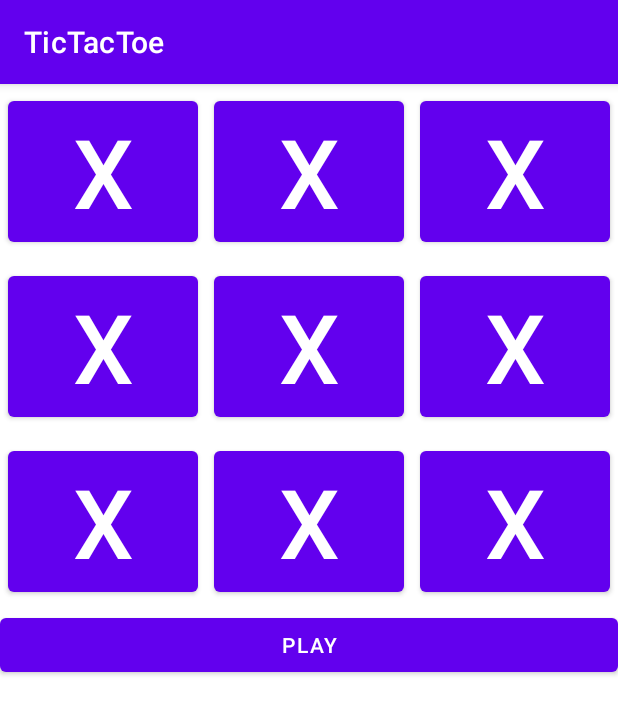
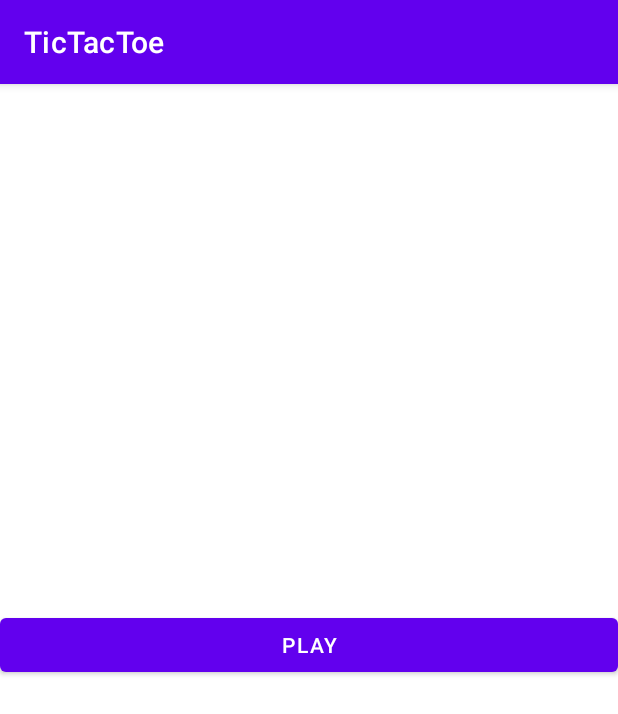
Before and after one commit to zhimbura/tictactoe, an Android app: the screen it shows after launch (MainActivity), on a phone screen of 412 x 824 dp. Shown: the top 714 px of the screen. Run offline under Robolectric (Android 15) with nearby library versions, the phone set to English and light mode, and no system bars; libraries missing offline, so code that uses them is left out: org.rubicon.game.

Commit message:
release java implementation

```diff
--- a/platforms/java/app/src/main/java/com/example/tictactoe/MainActivity.java
+++ b/platforms/java/app/src/main/java/com/example/tictactoe/MainActivity.java
@@ -1,47 +1,125 @@
 package com.example.tictactoe;
 
+import androidx.annotation.NonNull;
 import androidx.appcompat.app.AppCompatActivity;
 
 import android.os.Bundle;
 import android.util.Log;
 import android.view.View;
 import android.widget.Button;
+import android.widget.LinearLayout;
+import android.widget.TextView;
 
+import org.rubicon.game.impl.FieldCell;
 import org.rubicon.game.impl.Game;
 import org.rubicon.game.impl.events.GameCellEvent;
 import org.rubicon.game.impl.events.GameEventType;
 import org.rubicon.game.impl.events.GameOverEvent;
 
+import java.util.LinkedHashMap;
+import java.util.Map;
+import java.util.Optional;
+
+import kotlin.Unit;
 import kotlin.jvm.functions.Function1;
 
 public class MainActivity extends AppCompatActivity {
-
-    private Game game = new Game();
+    final private Game game = new Game();
+    final private LinkedHashMap<String, Button> uiButtons = new LinkedHashMap<>();
 
     Function1 onGameOver = o -> {
-        GameOverEvent event = (GameOverEvent) o;
-        Log.d("GAME", event.getWinner().name());
-        return null;
+        final GameOverEvent event = (GameOverEvent) o;
+        final TextView textView = findViewById(R.id.textWinner);
+        String winnerMessage = "";
+        switch (event.getWinner()) {
+            case NONE:
+                winnerMessage = "Ничья";
+                break;
+            case ZERO:
+                winnerMessage = "Выиграли O";
+                break;
+            case CROSS:
+                winnerMessage = "Выиграли X";
+                break;
+        }
+        textView.setText(winnerMessage);
+        textView.setVisibility(View.VISIBLE);
+        findViewById(R.id.buttonPlayAgain).setVisibility(View.VISIBLE);
+        return Unit.INSTANCE;
     };
+
     Function1 onGameCellChange = o -> {
-        GameCellEvent event = (GameCellEvent) o;
+        final GameCellEvent event = (GameCellEvent) o;
         Log.d("GAME", event.getFieldCell().getX() + " " + event.getFieldCell().getY());
-        return null;
+        final FieldCell fieldCell = event.getFieldCell();
+        final String hash = makeHash(fieldCell.getX(), fieldCell.getY());
+        final Button uiButton = this.uiButtons.get(hash);
+        if (uiButton == null) {
+            return Unit.INSTANCE;
+        }
+        if (!uiButton.hasOnClickListeners()) {
+            uiButton.setOnClickListener(view -> {
+                fieldCell.click();
+            });
+        }
+        switch (event.getFieldCell().getState()) {
+            case NONE:
+                uiButton.setText("");
+                break;
+            case ZERO:
+                uiButton.setText("O");
+                break;
+            case CROSS:
+                uiButton.setText("X");
+                break;
+        }
+        return Unit.INSTANCE;
     };
+
+    @NonNull
+    private String makeHash(int x, int y) {
+        return String.format("%s-%s", x, y);
+    }
+
+    private void collectButtons() {
+        final LinearLayout rowLayout = findViewById(R.id.fieldLinearLayout);
+        for (int y = 0; y < rowLayout.getChildCount(); y++) {
+            final View child = rowLayout.getChildAt(y);
+            final LinearLayout cellLayout = child instanceof LinearLayout ? (LinearLayout) child : null;
+            if (cellLayout == null) {
+                continue;
+            }
+            for (int x = 0; x < cellLayout.getChildCount(); x++) {
+                final View subChild = cellLayout.getChildAt(x);
+                final Button button = subChild instanceof Button ? (Button) subChild : null;
+                if (button != null) {
+                    uiButtons.put(makeHash(x, y), button);
+                }
+            }
+        }
+    }
 
     @Override
     protected void onCreate(Bundle savedInstanceState) {
         super.onCreate(savedInstanceState);
         setContentView(R.layout.activity_main);
 
-        final Button button = findViewById(R.id.playButton);
-        button.setOnClickListener(v -> {
+        this.collectButtons();
+
+        final Button buttonPlay = findViewById(R.id.buttonPlay);
+        buttonPlay.setOnClickListener(v -> {
             game.on(GameEventType.GAME_OVER, onGameOver);
             game.on(GameEventType.CHANGE_CELL, onGameCellChange);
             game.play();
-            button.setVisibility(View.INVISIBLE);
+            buttonPlay.setVisibility(View.INVISIBLE);
+            findViewById(R.id.fieldLinearLayout).setVisibility(View.VISIBLE);
+        });
+
+        final Button buttonPlayAgain = findViewById(R.id.buttonPlayAgain);
+        buttonPlayAgain.setOnClickListener(v -> {
+            findViewById(R.id.textWinner).setVisibility(View.INVISIBLE);
+            game.reset();
+            buttonPlayAgain.setVisibility(View.INVISIBLE);
         });
     }
-
-
 }
--- a/platforms/java/app/src/main/res/layout/activity_main.xml
+++ b/platforms/java/app/src/main/res/layout/activity_main.xml
@@ -7,42 +7,49 @@
     tools:context=".MainActivity">
 
     <LinearLayout
+        android:id="@+id/mainLinearLayout"
         android:layout_width="match_parent"
         android:layout_height="match_parent"
         android:orientation="vertical">
 
         <LinearLayout
+            android:id="@+id/fieldLinearLayout"
+            android:visibility="invisible"
             android:layout_width="match_parent"
             android:layout_height="wrap_content"
-            android:orientation="horizontal"
-            >
+            android:orientation="vertical">
+
+            <LinearLayout
+                android:layout_width="match_parent"
+                android:layout_height="wrap_content"
+                android:orientation="horizontal">
 
                 <Button
                     android:id="@+id/button16"
+                    android:backgroundTint="@color/purple_200"
                     android:layout_width="wrap_content"
                     android:layout_height="wrap_content"
+                    android:layout_margin="5dp"
                     android:layout_weight="1"
-                android:textSize="64dp"
-                android:text="X"
-                android:layout_margin="5dp"/>
+                    android:textSize="64sp" />
 
                 <Button
                     android:id="@+id/button17"
+                    android:backgroundTint="@color/purple_200"
                     android:layout_width="wrap_content"
                     android:layout_height="wrap_content"
+                    android:layout_margin="5dp"
                     android:layout_weight="1"
-                android:textSize="64dp"
-                android:text="X"
-                android:layout_margin="5dp" />
+                    android:textSize="64sp" />
 
                 <Button
                     android:id="@+id/button18"
+                    android:backgroundTint="@color/purple_200"
                     android:layout_width="wrap_content"
                     android:layout_height="wrap_content"
+                    android:layout_margin="5dp"
                     android:layout_weight="1"
-                android:textSize="64dp"
-                android:text="X"
-                android:layout_margin="5dp" />
+                    android:textSize="64sp" />
             </LinearLayout>
 
             <LinearLayout
@@ -52,30 +59,30 @@
 
                 <Button
                     android:id="@+id/button19"
+                    android:backgroundTint="@color/purple_200"
                     android:layout_width="wrap_content"
                     android:layout_height="wrap_content"
+                    android:layout_margin="5dp"
                     android:layout_weight="1"
-                android:textSize="64dp"
-                android:text="X"
-                android:layout_margin="5dp" />
+                    android:textSize="64sp" />
 
                 <Button
                     android:id="@+id/button20"
+                    android:backgroundTint="@color/purple_200"
                     android:layout_width="wrap_content"
                     android:layout_height="wrap_content"
+                    android:layout_margin="5dp"
                     android:layout_weight="1"
-                android:textSize="64dp"
-                android:text="X"
-                android:layout_margin="5dp" />
+                    android:textSize="64sp" />
 
                 <Button
                     android:id="@+id/button21"
+                    android:backgroundTint="@color/purple_200"
                     android:layout_width="wrap_content"
                     android:layout_height="wrap_content"
+                    android:layout_margin="5dp"
                     android:layout_weight="1"
-                android:textSize="64dp"
-                android:text="X"
-                android:layout_margin="5dp" />
+                    android:textSize="64sp" />
             </LinearLayout>
 
             <LinearLayout
@@ -85,43 +92,54 @@
 
                 <Button
                     android:id="@+id/button22"
+                    android:backgroundTint="@color/purple_200"
                     android:layout_width="wrap_content"
                     android:layout_height="wrap_content"
+                    android:layout_margin="5dp"
                     android:layout_weight="1"
-                android:textSize="64dp"
-                android:text="X"
-                android:layout_margin="5dp" />
+                    android:textSize="64sp" />
 
                 <Button
                     android:id="@+id/button23"
+                    android:backgroundTint="@color/purple_200"
                     android:layout_width="wrap_content"
                     android:layout_height="wrap_content"
+                    android:layout_margin="5dp"
                     android:layout_weight="1"
-                android:textSize="64dp"
-                android:text="X"
-                android:layout_margin="5dp" />
+                    android:textSize="64sp" />
 
                 <Button
                     android:id="@+id/button24"
+                    android:backgroundTint="@color/purple_200"
                     android:layout_width="wrap_content"
                     android:layout_height="wrap_content"
+                    android:layout_margin="5dp"
                     android:layout_weight="1"
-                android:textSize="64dp"
-                android:text="X"
-                android:layout_margin="5dp" />
+                    android:textSize="64sp" />
+            </LinearLayout>
         </LinearLayout>
 
-        <LinearLayout
-            android:layout_width="match_parent"
-            android:layout_height="match_parent"
-            android:orientation="horizontal">
 
         <Button
-                android:id="@+id/playButton"
-                android:layout_width="wrap_content"
+            android:id="@+id/buttonPlay"
+            android:layout_width="match_parent"
             android:layout_height="wrap_content"
-                android:layout_weight="1"
             android:text="@string/play" />
-        </LinearLayout>
+
+        <TextView
+            android:id="@+id/textWinner"
+            android:layout_width="match_parent"
+            android:layout_height="wrap_content"
+            android:textAlignment="center"
+            android:textSize="32sp"
+            android:visibility="invisible" />
+
+        <Button
+            android:id="@+id/buttonPlayAgain"
+            android:visibility="invisible"
+            android:layout_width="match_parent"
+            android:layout_height="wrap_content"
+            android:text="@string/play_again" />
+
     </LinearLayout>
 </androidx.constraintlayout.widget.ConstraintLayout>
--- a/platforms/java/app/src/main/res/values/colors.xml
+++ b/platforms/java/app/src/main/res/values/colors.xml
@@ -1,6 +1,6 @@
 <?xml version="1.0" encoding="utf-8"?>
 <resources>
-    <color name="purple_200">#FFBB86FC</color>
+    <color name="purple_200">#A7C6C6</color>
     <color name="purple_500">#FF6200EE</color>
     <color name="purple_700">#FF3700B3</color>
     <color name="teal_200">#FF03DAC5</color>
--- a/platforms/java/app/src/main/res/values/strings.xml
+++ b/platforms/java/app/src/main/res/values/strings.xml
@@ -1,4 +1,5 @@
 <resources>
     <string name="app_name">TicTacToe</string>
     <string name="play">Play</string>
+    <string name="play_again">Play Again</string>
 </resources>
```
Also changed, not shown: 2 other files. Lines whose indentation alone changed are shown as unchanged.
